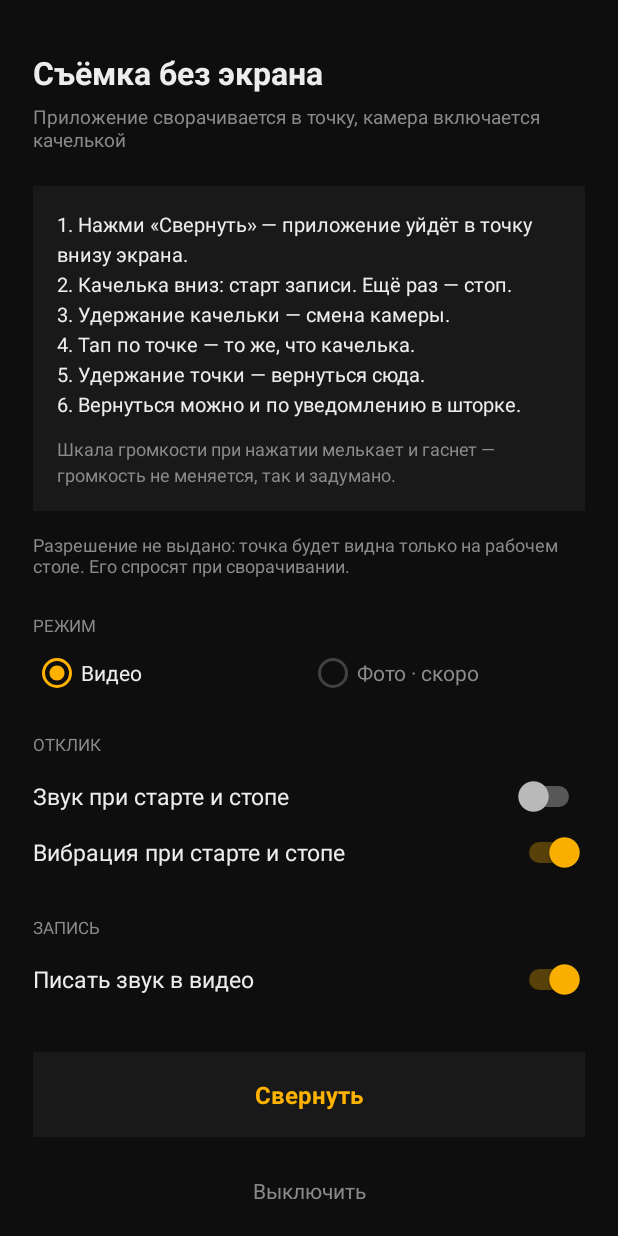
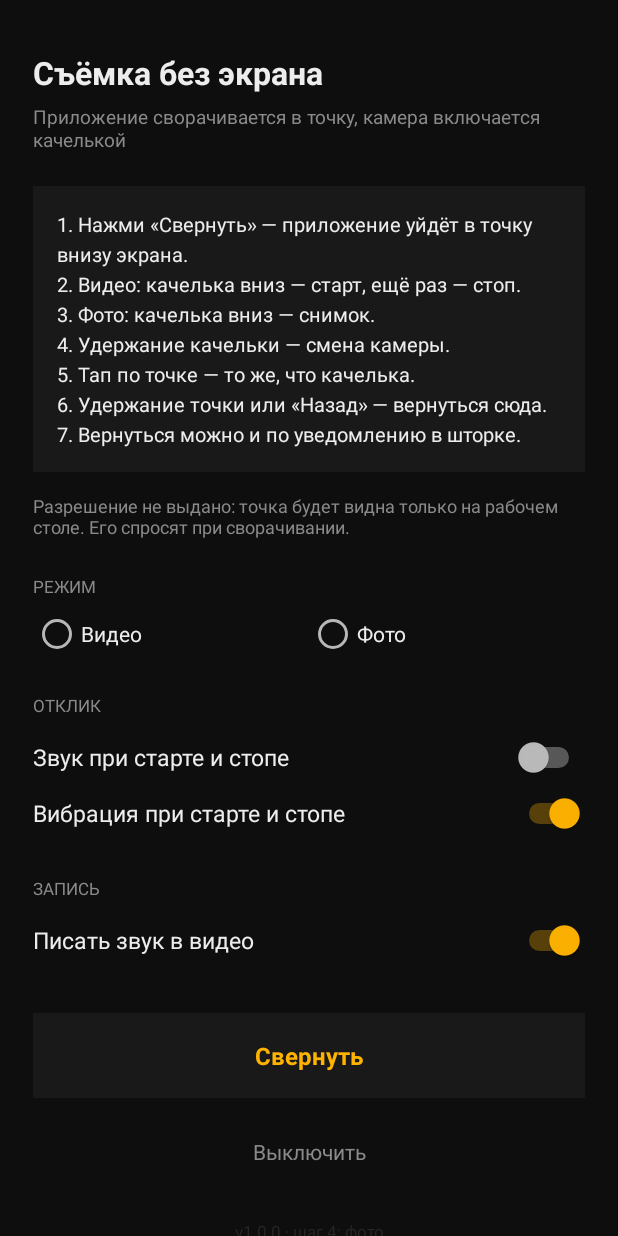
Before and after one commit to ShlennikovAlex/CameraStealth, an Android app: the screen it shows after launch (MainActivity), on a phone screen of 412 x 824 dp. Run offline under Robolectric (Android 15) with nearby library versions, the phone set to English and light mode, and no system bars.

Commit message:
Revise text instructions and update UI elements
Updated instructions and text for UI elements in activity_main.xml.

```diff
--- a/app/src/main/res/layout/activity_main.xml
+++ b/app/src/main/res/layout/activity_main.xml
@@ -42,18 +42,9 @@
                 android:layout_width="match_parent"
                 android:layout_height="wrap_content"
                 android:lineSpacingExtra="4dp"
-                android:text="1. Нажми «Свернуть» — приложение уйдёт в точку внизу экрана.\n2. Качелька вниз: старт записи. Ещё раз — стоп.\n3. Удержание качельки — смена камеры.\n4. Тап по точке — то же, что качелька.\n5. Удержание точки — вернуться сюда.\n6. Вернуться можно и по уведомлению в шторке."
+                android:text="1. Нажми «Свернуть» — приложение уйдёт в точку внизу экрана.\n2. Видео: качелька вниз — старт, ещё раз — стоп.\n3. Фото: качелька вниз — снимок.\n4. Удержание качельки — смена камеры.\n5. Тап по точке — то же, что качелька.\n6. Удержание точки или «Назад» — вернуться сюда.\n7. Вернуться можно и по уведомлению в шторке."
                 android:textColor="@color/text"
                 android:textSize="13sp" />
-
-            <TextView
-                android:layout_width="match_parent"
-                android:layout_height="wrap_content"
-                android:layout_marginTop="12dp"
-                android:lineSpacingExtra="3dp"
-                android:text="Шкала громкости при нажатии мелькает и гаснет — громкость не меняется, так и задумано."
-                android:textColor="@color/muted"
-                android:textSize="12sp" />
         </LinearLayout>
 
         <TextView
@@ -85,7 +76,6 @@
                 android:layout_width="0dp"
                 android:layout_height="wrap_content"
                 android:layout_weight="1"
-                android:checked="true"
                 android:text="Видео"
                 android:textColor="@color/text" />
 
@@ -94,9 +84,8 @@
                 android:layout_width="0dp"
                 android:layout_height="wrap_content"
                 android:layout_weight="1"
-                android:enabled="false"
-                android:text="Фото · скоро"
-                android:textColor="@color/muted" />
+                android:text="Фото"
+                android:textColor="@color/text" />
         </RadioGroup>
 
         <TextView
@@ -178,7 +167,7 @@
             android:layout_height="wrap_content"
             android:layout_marginTop="22dp"
             android:gravity="center"
-            android:text="v1.0.0 · шаг 3: возврат и инструкция"
+            android:text="v1.0.0 · шаг 4: фото"
             android:textColor="@color/line"
             android:textSize="11sp" />
 
```
